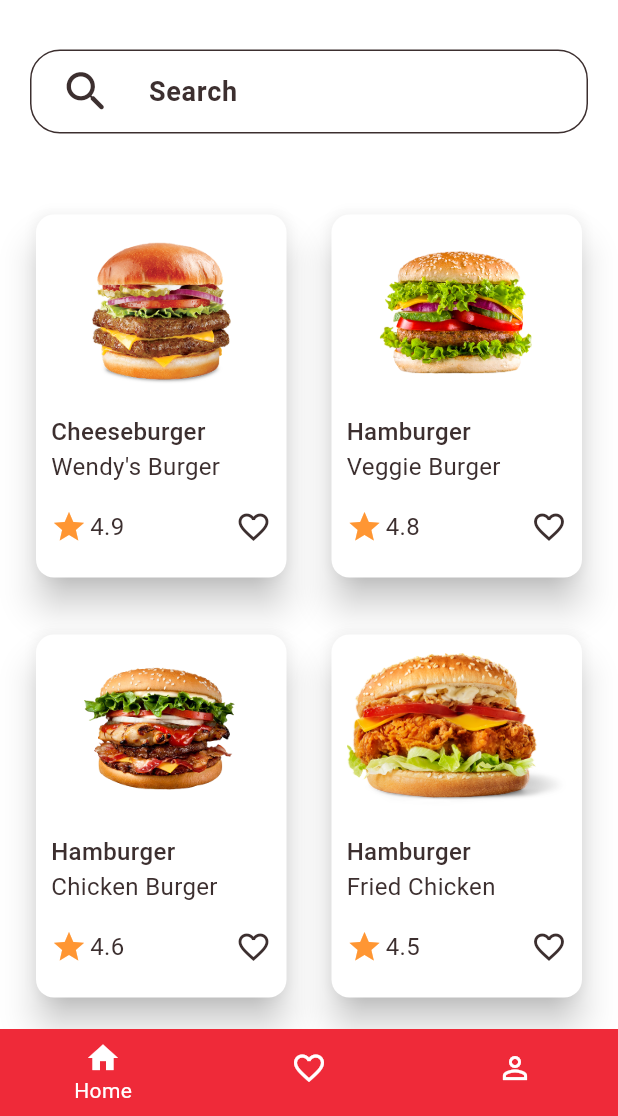
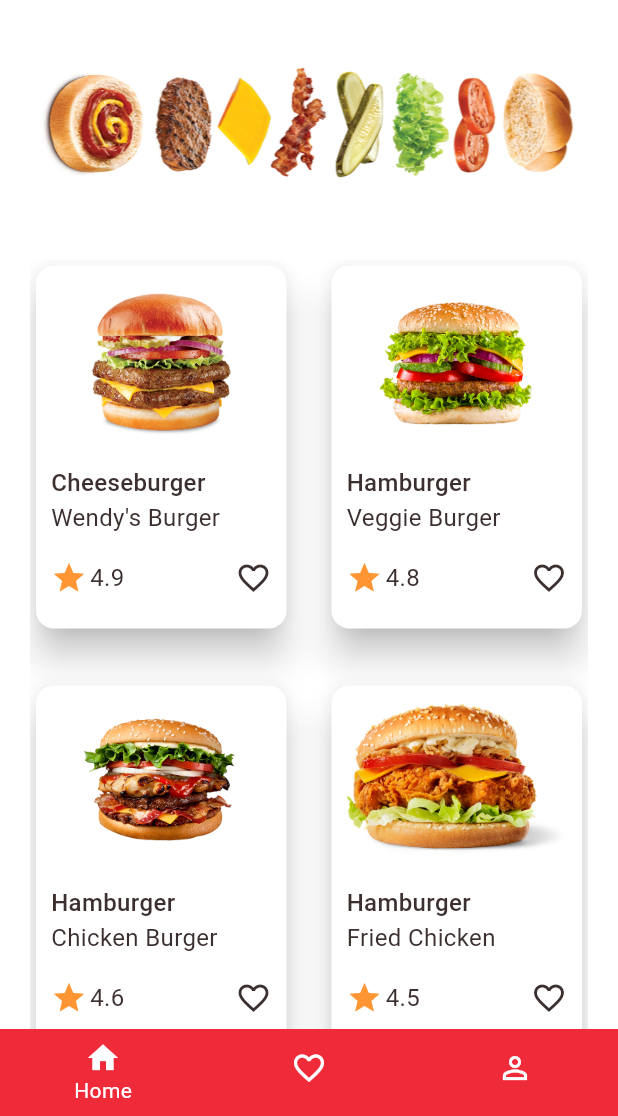
Before and after one commit to farghalii/burger_project, a Flutter app: the screen it shows after launch, on a phone screen of 412 x 824 dp, the part 120-1236 px from its top. Run offline on Flutter 3.47's test engine with Material 3 defaults, Android fonts, the phone set to English and light mode, and no system bars.

Commit message:
done project

```diff
--- a/lib/UI/screens/orderScreen.dart
+++ b/lib/UI/screens/orderScreen.dart
@@ -14,7 +14,6 @@ class Orderscreen extends StatefulWidget {
 
 class _OrderscreenState extends State<Orderscreen> {
   int counter = 1;
-
   int value = 1;
 
   @override
@@ -101,8 +100,7 @@ class _OrderscreenState extends State<Orderscreen> {
                         SliderTheme(
                           data: SliderTheme.of(context).copyWith(
                             activeTrackColor: Colors.red,
-                            inactiveTrackColor:
-                                Colors.grey.withValues(alpha: .3),
+                            inactiveTrackColor: Colors.grey,
                             trackHeight: 6.0,
                             thumbColor: Appcolors.redColor,
                             overlayColor: Colors.red,
--- a/lib/UI/screens/splashScreen.dart
+++ b/lib/UI/screens/splashScreen.dart
@@ -17,7 +17,7 @@ class _SplashScreenState extends State<SplashScreen> {
   @override
   void initState() {
     super.initState();
-    Timer(const Duration(seconds: 5), () {
+    Timer(const Duration(seconds: 3), () {
       Navigator.pushReplacement(
         context,
         MaterialPageRoute(builder: (context) => HomeScreen()),
--- a/lib/UI/tabs/homeTab.dart
+++ b/lib/UI/tabs/homeTab.dart
@@ -5,8 +5,6 @@ import '../../core/utils/appAssets.dart';
 import '../../core/utils/appColors.dart';
 import '../screens/orderScreen.dart';
 import 'favTab.dart';
-
-
 
 class Hometab extends StatefulWidget {
   @override
@@ -90,29 +88,16 @@ class _HometabState extends State<Hometab> {
               ),
               Padding(
                   padding: const EdgeInsets.symmetric(vertical: 30),
-                child: TextField(
-                  decoration: InputDecoration(
-                    prefixIcon: Padding(
-                      padding: const EdgeInsets.symmetric(horizontal: 20),
-                      child: Icon(
-                        Icons.search_rounded,
-                        color: Appcolors.brownColor,
-                        size: 35,
+                  child: Container(
+                    color: Colors.white,
+                    height: 100,
+                    width: 400,
+                    child: Image.asset(
+                      Appassets.home_burger_image,
+                      fit: BoxFit.fill,
                     ),
-                    ),
-                    labelText: 'Search',
-                    labelStyle: TextStyle(
-                      fontSize: 18,
-                      fontWeight: FontWeight.bold,
-                      color: Appcolors.brownColor,
-                    ),
-                    enabledBorder: customBorder(),
-                    focusedBorder: customBorder(),
-                    errorBorder: customBorder(color: Appcolors.redColor),
-                  ),
-                ),
-              ),
-              SizedBox(height: 20),
+                  )),
+              SizedBox(height: 10),
               Expanded(
                 child: GridView.builder(
                   gridDelegate: SliverGridDelegateWithFixedCrossAxisCount(
@@ -176,7 +161,8 @@ class _HometabState extends State<Hometab> {
                                     });
                                   },
                                   child: Icon(
-                                    FavoriteManager.isFavorite(burgerinfo[index])
+                                    FavoriteManager.isFavorite(
+                                            burgerinfo[index])
                                         ? Icons.favorite
                                         : Icons.favorite_border_outlined,
                                     color: FavoriteManager.isFavorite(
--- a/lib/UI/tabs/profileTab.dart
+++ b/lib/UI/tabs/profileTab.dart
@@ -89,7 +89,7 @@ class Profiletab extends StatelessWidget {
                           SizedBox(height: 30),
                           TextFormField(
                             enabled: false,
-                            initialValue: "Shebeen Elkom ,Meet Khaan",
+                            initialValue: "Shebeen Elkom ,Pairs Street",
                             decoration: InputDecoration(
                               labelText: 'Delivery address',
                               labelStyle:
--- a/lib/core/utils/appAssets.dart
+++ b/lib/core/utils/appAssets.dart
@@ -13,4 +13,6 @@ class Appassets {
       'assets/images/homeImages/hamburger_veggie_Burger.png';
   static const String visaImage = 'assets/images/homeImages/visa.png';
   static const String masterCard = 'assets/images/homeImages/masterCard.png';
+  static const String home_burger_image =
+      'assets/images/homeImages/home_burger_image.png';
 }
```
Also changed, not shown: lib/UI/tabs/favTab.dart (+19 -5 lines), assets/images/homeImages/home_burger_image.png (added). Lines whose indentation alone changed are shown as unchanged.
